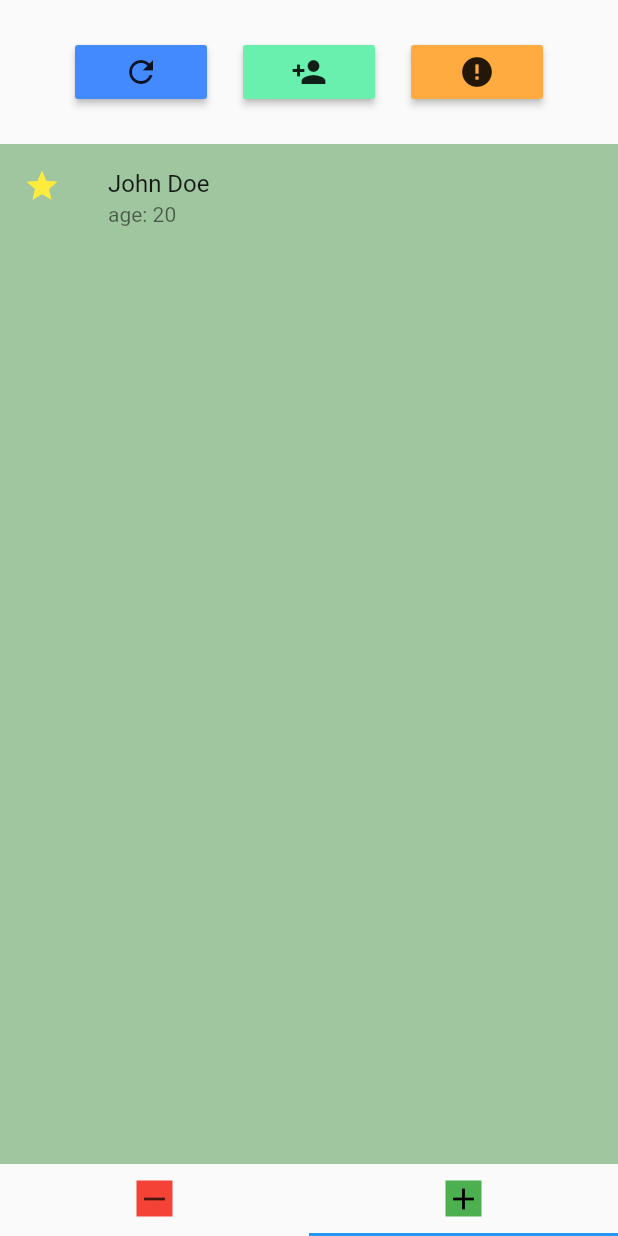
After one commit to ManuelRosa/demo, a Flutter app: the screen it shows after launch, tab 2 chosen, after a tap on the "person add" icon, on a phone screen of 412 x 824 dp. The commit adds this screen. Run offline on Flutter 3.47's test engine with Material 2 defaults, Android fonts, the phone set to English and light mode, and no system bars; our stand-ins replace equatable.

Commit message:
add improved screen

```diff
--- /dev/null
+++ b/lib/components/person_tile.dart
@@ -0,0 +1,54 @@
+import 'package:flutter/material.dart';
+
+import '../models/people.dart';
+
+class PersonTile extends StatelessWidget {
+  const PersonTile(this.person);
+
+  final Person person;
+
+  @override
+  Widget build(BuildContext context) => ListTile(
+        leading: person.level.asIcon,
+        title: person.titleWidget,
+        subtitle: person.subtitleWidget,
+      );
+}
+
+extension _LevelWidget on Level {
+  Widget get asIcon {
+    switch (this) {
+      case Level.newbie:
+        return Icon(Icons.star_border);
+      case Level.associate:
+        return Icon(Icons.star_half);
+      case Level.engineer:
+        return Icon(Icons.star);
+      case Level.senior:
+        return Icon(Icons.star, color: Colors.yellow);
+      default:
+        return Icon(Icons.star_border, color: Colors.red);
+    }
+  }
+}
+
+extension _PersonWidget on Person {
+  Widget get titleWidget {
+    final hasFirstName = name.firstName != null;
+    final hasLastName = name.lastName != null;
+    final text = hasFirstName && hasLastName
+        ? '${name.firstName} ${name.lastName}'
+        : hasFirstName
+            ? name.firstName
+            : hasLastName
+                ? name.lastName
+                : name?.nickName ?? 'Someone';
+    return Text(text);
+  }
+
+  Widget get subtitleWidget {
+    final text = (age != null ? 'age: $age' : '') +
+        (name?.nickName?.isEmpty ?? true ? '' : ' (aka ${name.nickName})');
+    return Text(text);
+  }
+}
--- a/lib/main.dart
+++ b/lib/main.dart
@@ -4,6 +4,7 @@ import 'package:provider/provider.dart';
 import 'models/people.dart';
 import 'models/weather.dart';
 import 'screens/classic.dart';
+import 'screens/improved.dart';
 
 void main() {
   runApp(MyApp());
@@ -57,15 +58,15 @@ class _MyHomePageState extends State<MyHomePage>
           physics: const NeverScrollableScrollPhysics(),
           children: [
             const ClassicScreen(),
-            const ClassicScreen(),
+            ImprovedScreen.fromProvider(),
           ],
         ),
         bottomNavigationBar: TabBar(
           labelColor: Colors.black,
           controller: _tabController,
           tabs: [
+            Tab(child: Container(child: Icon(Icons.remove), color: Colors.red)),
             Tab(child: Container(child: Icon(Icons.add), color: Colors.green)),
-            Tab(child: Container(child: Icon(Icons.remove), color: Colors.red)),
           ],
         ),
       ),
--- a/lib/models/people.dart
+++ b/lib/models/people.dart
@@ -1,3 +1,5 @@
+import 'dart:math';
+
 import 'package:equatable/equatable.dart';
 import 'package:flutter/material.dart';
 
@@ -28,9 +30,11 @@ class PeopleModel with ChangeNotifier {
     people = AsyncSnapshot.withData(ConnectionState.done, data);
   }
 
-  Future<void> addSomePerson() async => addPerson(
-        Person(name: Name(firstName: 'Someone', lastName: 'New')),
-      );
+  Future<void> addSomePerson() async => addPerson(Person(
+        name: Name(firstName: 'John Doe'),
+        age: Random().nextInt(100),
+        level: Random().nextBool() ? Level.senior : Level.newbie,
+      ));
 
   Future<void> addPerson(Person newPerson) async {
     people = people.inState(ConnectionState.waiting);
--- a/lib/screens/classic.dart
+++ b/lib/screens/classic.dart
@@ -1,6 +1,8 @@
-import 'package:demo/models/people.dart';
 import 'package:flutter/material.dart';
 import 'package:provider/provider.dart';
+
+import '../components/person_tile.dart';
+import '../models/people.dart';
 
 const vSpace = SizedBox(height: 24);
 const hSpace = SizedBox(width: 24);
@@ -107,51 +109,3 @@ class ClassicScreen extends StatelessWidget {
         },
       );
 }
-
-class PersonTile extends StatelessWidget {
-  const PersonTile(this.person);
-
-  final Person person;
-
-  @override
-  Widget build(BuildContext context) => ListTile(
-        leading: person.level.asIcon,
-        title: person.titleWidget,
-        subtitle: person.subtitleWidget,
-      );
-}
-
-extension _LevelWidget on Level {
-  Widget get asIcon {
-    switch (this) {
-      case Level.newbie:
-        return Icon(Icons.arrow_drop_down);
-      case Level.associate:
-      case Level.engineer:
-      case Level.senior:
-      default:
-        return Icon(Icons.arrow_drop_up);
-    }
-  }
-}
-
-extension _PersonWidget on Person {
-  Widget get titleWidget {
-    final hasFirstName = name.firstName != null;
-    final hasLastName = name.lastName != null;
-    final text = hasFirstName && hasLastName
-        ? '${name.firstName} ${name.lastName}'
-        : hasFirstName
-            ? name.firstName
-            : hasLastName
-                ? name.lastName
-                : name?.nickName ?? 'Someone';
-    return Text(text);
-  }
-
-  Widget get subtitleWidget {
-    final text = (age != null ? 'age: $age' : '') +
-        (name?.nickName?.isEmpty ?? true ? '' : ' (aka ${name.nickName})');
-    return Text(text);
-  }
-}
--- /dev/null
+++ b/lib/screens/improved.dart
@@ -0,0 +1,156 @@
+import 'package:equatable/equatable.dart';
+import 'package:flutter/material.dart';
+import 'package:provider/provider.dart';
+
+import '../components/person_tile.dart';
+import '../models/people.dart';
+
+const vSpace = SizedBox(height: 24);
+const hSpace = SizedBox(width: 24);
+
+typedef FutureVoidCallback = Future<void> Function();
+
+class ImprovedScreen extends StatelessWidget {
+  const ImprovedScreen(this.model);
+
+  final ImprovedScreenModel model;
+
+  static Widget fromProvider() => Selector<PeopleModel, ImprovedScreenModel>(
+        selector: (_, people) => ImprovedScreenModel.fromSelector(people),
+        builder: (_, model, __) => ImprovedScreen(model),
+      );
+
+  @override
+  Widget build(BuildContext context) {
+    if (model.isLoading) {
+      return Center(child: CircularProgressIndicator());
+    }
+
+    if (model.hasError) {
+      return Center(
+        child: Column(
+          mainAxisAlignment: MainAxisAlignment.center,
+          children: [
+            Icon(Icons.error),
+            vSpace,
+            Text(
+              'There was an error...',
+              style: Theme.of(context).textTheme.headline4,
+            ),
+            vSpace,
+            RaisedButton(
+              onPressed: model.reload,
+              child: Icon(Icons.refresh),
+            )
+          ],
+        ),
+      );
+    }
+
+    if (model.hasNothing) {
+      // if there is nothing, show nothing...
+      return Placeholder(color: Colors.grey);
+    }
+
+    if (model.isEmpty) {
+      return Center(
+        child: Column(
+          mainAxisAlignment: MainAxisAlignment.center,
+          children: [
+            Text(
+              'We need some people',
+              style: Theme.of(context).textTheme.headline4,
+            ),
+            vSpace,
+            RaisedButton(
+              onPressed: model.addSomePerson,
+              color: Colors.greenAccent,
+              child: Icon(Icons.person_add),
+            )
+          ],
+        ),
+      );
+    }
+
+    return Center(
+      child: Column(
+        children: [
+          vSpace,
+          Row(
+            mainAxisAlignment: MainAxisAlignment.center,
+            children: [
+              RaisedButton(
+                onPressed: model.reload,
+                color: Colors.blueAccent,
+                child: Icon(Icons.refresh),
+              ),
+              hSpace,
+              RaisedButton(
+                onPressed: model.addSomePerson,
+                color: Colors.greenAccent,
+                child: Icon(Icons.person_add),
+              ),
+              hSpace,
+              RaisedButton(
+                onPressed: model.triggerError,
+                color: Colors.orangeAccent,
+                child: Icon(Icons.error),
+              )
+            ],
+          ),
+          vSpace,
+          Expanded(
+            child: Container(
+              color: Color(0xFFA0C69F), // make weather dependent
+              child: ListView.builder(
+                itemCount: model.people.length,
+                itemBuilder: (ctx, i) => PersonTile(model.people[i]),
+              ),
+            ),
+          ),
+        ],
+      ),
+    );
+  }
+}
+
+class ImprovedScreenModel extends Equatable {
+  @visibleForTesting
+  const ImprovedScreenModel({
+    this.isLoading,
+    this.hasError,
+    this.hasNothing,
+    this.isEmpty,
+    this.people,
+    this.reload,
+    this.addSomePerson,
+    this.triggerError,
+  });
+
+  factory ImprovedScreenModel.fromSelector(PeopleModel peopleModel) {
+    final AsyncSnapshot<List<Person>> snapPeople = peopleModel.people;
+
+    return ImprovedScreenModel(
+      isLoading: snapPeople.connectionState == ConnectionState.waiting,
+      hasError: snapPeople.hasError,
+      hasNothing: !snapPeople.hasData && !snapPeople.hasError,
+      isEmpty: snapPeople.data?.isEmpty ?? true,
+      people: snapPeople.data,
+      reload: peopleModel.loadPeople,
+      addSomePerson: peopleModel.addSomePerson,
+      triggerError: peopleModel.triggerError,
+    );
+  }
+
+  final bool isLoading;
+  final bool hasError;
+  final bool hasNothing;
+  final bool isEmpty;
+  final List<Person> people;
+  final FutureVoidCallback reload;
+  final FutureVoidCallback addSomePerson;
+  final VoidCallback triggerError;
+
+  @override
+  List<Object> get props => [isLoading, hasError, hasNothing, isEmpty, people];
+}
```
